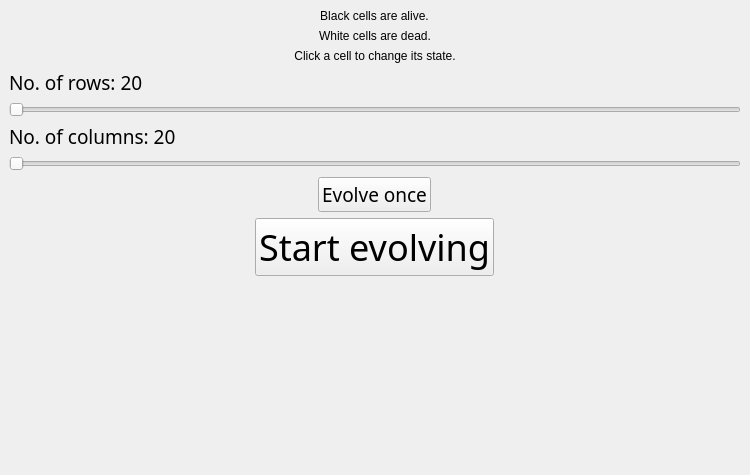
Before: the Qt Designer form mainwindow.ui in liweiyap/Conway_GameOfLife, drawn with Qt 5.
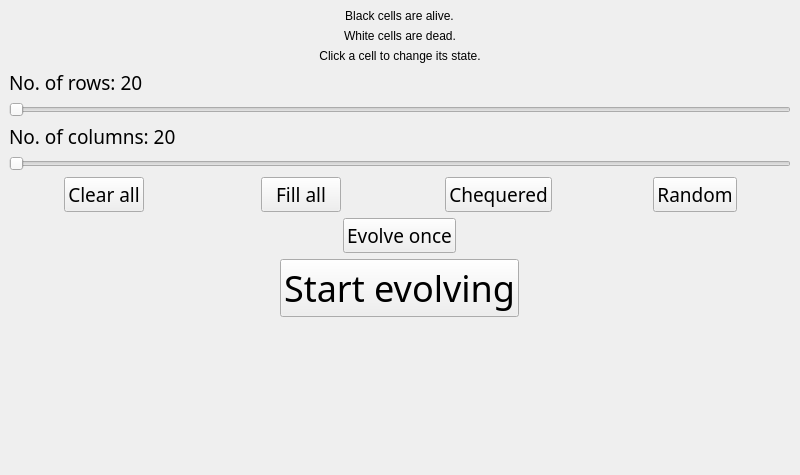
After: the same form once the commit is applied.

Commit message: Implement chequeredGridButton functionality in cellPopulationOptionsLayout

What changed in the file:
```diff
--- a/mainwindow.ui
+++ b/mainwindow.ui
@@ -6,7 +6,7 @@
    <rect>
     <x>0</x>
     <y>0</y>
-    <width>750</width>
+    <width>800</width>
     <height>475</height>
    </rect>
   </property>
@@ -104,6 +104,62 @@
           </property>
          </widget>
         </item>
+        <item>
+         <layout class="QHBoxLayout" name="cellPopulationOptionsLayout">
+          <item alignment="Qt::AlignHCenter">
+           <widget class="QPushButton" name="emptyGridButton">
+            <property name="font">
+             <font>
+              <family>Trebuchet MS</family>
+              <pointsize>14</pointsize>
+             </font>
+            </property>
+            <property name="text">
+             <string>Clear all</string>
+            </property>
+           </widget>
+          </item>
+          <item alignment="Qt::AlignHCenter">
+           <widget class="QPushButton" name="filledGridButton">
+            <property name="font">
+             <font>
+              <family>Trebuchet MS</family>
+              <pointsize>14</pointsize>
+             </font>
+            </property>
+            <property name="text">
+             <string>Fill all</string>
+            </property>
+           </widget>
+          </item>
+          <item alignment="Qt::AlignHCenter">
+           <widget class="QPushButton" name="chequeredGridButton">
+            <property name="font">
+             <font>
+              <family>Trebuchet MS</family>
+              <pointsize>14</pointsize>
+             </font>
+            </property>
+            <property name="text">
+             <string>Chequered</string>
+            </property>
+           </widget>
+          </item>
+          <item alignment="Qt::AlignHCenter">
+           <widget class="QPushButton" name="randomGridButton">
+            <property name="font">
+             <font>
+              <family>Trebuchet MS</family>
+              <pointsize>14</pointsize>
+             </font>
+            </property>
+            <property name="text">
+             <string>Random</string>
+            </property>
+           </widget>
+          </item>
+         </layout>
+        </item>
         <item alignment="Qt::AlignHCenter">
          <widget class="QPushButton" name="evolveOnceButton">
           <property name="font">
```
The commit also changes 4 other files.
